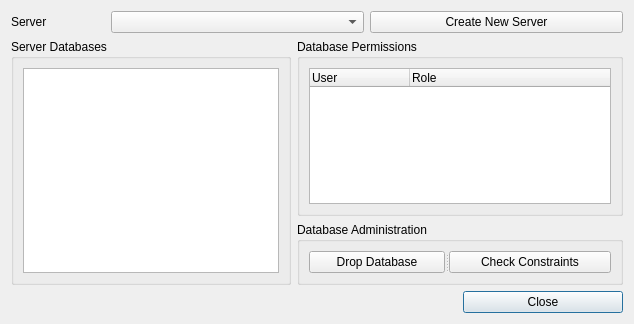
Qt form ServerTools/exploreDb.ui (dsgoficial/DsgTools) before a commit.
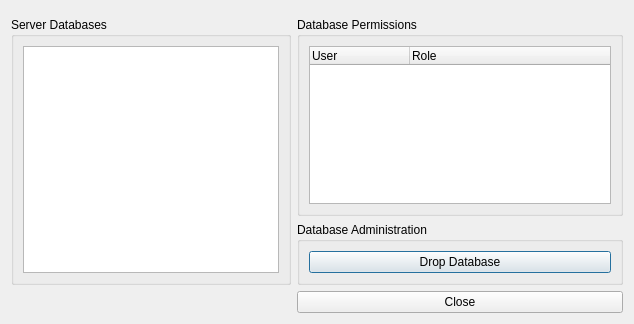
The same form after that commit. Custom widgets are drawn as their Qt base class.

Commit message: exploreDb now working

Patch:
```diff
--- a/ServerTools/exploreDb.ui
+++ b/ServerTools/exploreDb.ui
@@ -11,9 +11,12 @@
    </rect>
   </property>
   <property name="windowTitle">
-   <string>Configure Connections</string>
+   <string>Database Properties</string>
   </property>
   <layout class="QGridLayout" name="gridLayout_4">
+   <item row="0" column="0" colspan="2">
+    <widget class="ExploreServerWidget" name="serverWidget" native="true"/>
+   </item>
    <item row="1" column="0" rowspan="2">
     <widget class="QGroupBox" name="groupBox">
      <property name="sizePolicy">
@@ -29,14 +32,14 @@
       <item row="0" column="0">
        <widget class="QListWidget" name="dbListWidget">
         <property name="selectionMode">
-         <enum>QAbstractItemView::MultiSelection</enum>
+         <enum>QAbstractItemView::SingleSelection</enum>
         </property>
        </widget>
       </item>
      </layout>
     </widget>
    </item>
-   <item row="1" column="1" colspan="2">
+   <item row="1" column="1">
     <widget class="QGroupBox" name="groupBox_2">
      <property name="title">
       <string>Database Permissions</string>
@@ -74,14 +77,7 @@
      </layout>
     </widget>
    </item>
-   <item row="3" column="2">
-    <widget class="QPushButton" name="closePushButton">
-     <property name="text">
-      <string>Close</string>
-     </property>
-    </widget>
-   </item>
-   <item row="2" column="1" colspan="2">
+   <item row="2" column="1">
     <widget class="QGroupBox" name="groupBox_3">
      <property name="title">
       <string>Database Administration</string>
@@ -97,65 +93,28 @@
           <string>Drop Database</string>
          </property>
         </widget>
-        <widget class="QPushButton" name="pushButton">
-         <property name="text">
-          <string>Check Constraints</string>
-         </property>
-        </widget>
        </widget>
       </item>
      </layout>
     </widget>
    </item>
-   <item row="0" column="0" colspan="3">
-    <layout class="QHBoxLayout" name="horizontalLayout">
-     <item>
-      <widget class="QLabel" name="label">
-       <property name="sizePolicy">
-        <sizepolicy hsizetype="Fixed" vsizetype="Preferred">
-         <horstretch>0</horstretch>
-         <verstretch>0</verstretch>
-        </sizepolicy>
-       </property>
-       <property name="text">
-        <string>Server</string>
-       </property>
-      </widget>
-     </item>
-     <item>
-      <spacer name="horizontalSpacer_2">
-       <property name="orientation">
-        <enum>Qt::Horizontal</enum>
-       </property>
-       <property name="sizeType">
-        <enum>QSizePolicy::Fixed</enum>
-       </property>
-       <property name="sizeHint" stdset="0">
-        <size>
-         <width>58</width>
-         <height>22</height>
-        </size>
-       </property>
-      </spacer>
-     </item>
-     <item>
-      <widget class="QComboBox" name="serversCombo">
-       <property name="enabled">
-        <bool>true</bool>
-       </property>
-      </widget>
-     </item>
-     <item>
-      <widget class="QPushButton" name="createNewServerPushButton">
-       <property name="text">
-        <string>Create New Server</string>
-       </property>
-      </widget>
-     </item>
-    </layout>
+   <item row="3" column="1">
+    <widget class="QPushButton" name="closePushButton">
+     <property name="text">
+      <string>Close</string>
+     </property>
+    </widget>
    </item>
   </layout>
  </widget>
+ <customwidgets>
+  <customwidget>
+   <class>ExploreServerWidget</class>
+   <extends>QWidget</extends>
+   <header>DsgTools.CustomWidgets.exploreServerWidget.h</header>
+   <container>1</container>
+  </customwidget>
+ </customwidgets>
  <resources/>
  <connections/>
 </ui>
```
The commit also changes 9 other files.
